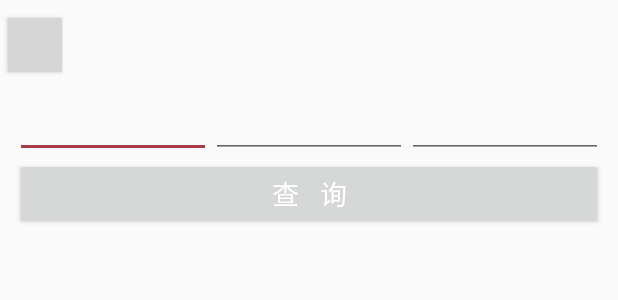
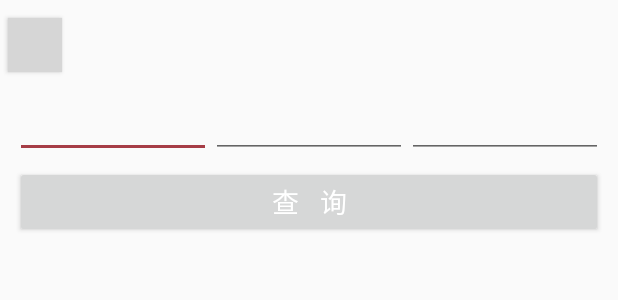
Before and after one commit to tongbie/Tools, an Android app: the layout weather.xml on its own in the app's theme, with its tools: preview values and no code run, on a phone screen of 412 x 824 dp. Shown: the top 300 px of the screen. Run offline under Robolectric (Android 15) with nearby library versions, the phone set to English and light mode, and no system bars; plain views replace ActionProcessButton; grey boxes are pictures that could not be loaded.

Commit message:
2017/9/23 0:05

```diff
--- /dev/null
+++ b/app/src/main/res/drawable/circularbead.xml
@@ -0,0 +1,5 @@
+<?xml version="1.0" encoding="utf-8"?>
+<shape xmlns:android="http://schemas.android.com/apk/res/android">
+    <corners android:radius="8dp" />
+    <solid android:color="#5ac7f8" />
+</shape>
--- a/app/src/main/res/layout/weather.xml
+++ b/app/src/main/res/layout/weather.xml
@@ -41,35 +41,47 @@
     </LinearLayout>
 
 
-
     <com.dd.processbutton.iml.ActionProcessButton
         android:id="@+id/weather"
         android:layout_width="match_parent"
         android:layout_height="wrap_content"
-        android:text="查   询"
-        android:textSize="18dp"
-        android:textColor="#ffffff"
         android:layout_marginLeft="10dp"
         android:layout_marginRight="10dp"
+        android:layout_marginTop="5dp"
+        android:text="查   询"
+        android:textAllCaps="false"
+        android:textColor="#ffffff"
+        android:textSize="18dp"
         tools:pb_colorComplete="@color/green_complete"
         tools:pb_colorError="@color/red_error"
-        tools:pb_colorNormal="?colorPrimaryDark"
         tools:pb_colorPressed="#303e9f"
-        tools:pb_colorProgress="@color/purple_progress"
-        tools:pb_textComplete="1"
-        tools:pb_textError="2"
-        tools:pb_textProgress="3"/>
+        tools:pb_colorProgress="@color/purple_progress" />
 
-    <ScrollView
+    <TextView
+        android:id="@+id/textView"
         android:layout_width="match_parent"
-        android:layout_height="wrap_content"
-        android:layout_marginLeft="10dp"
-        android:layout_marginRight="10dp">
+        android:layout_height="wrap_content" />
 
-        <TextView
-            android:id="@+id/textView"
+    <!--<ScrollView-->
+        <!--android:layout_width="match_parent"-->
+        <!--android:layout_height="match_parent"-->
+        <!--android:layout_marginLeft="10dp"-->
+        <!--android:layout_marginRight="10dp">-->
+
+
+        <ListView
+            android:id="@+id/ListView"
             android:layout_width="match_parent"
-            android:layout_height="wrap_content" />
-    </ScrollView>
+            android:layout_height="match_parent"
+            android:layout_marginLeft="10dp"
+            android:layout_marginRight="10dp"
+            android:divider="@null"
+            android:dividerHeight="15dp"
+            android:scrollbarStyle="outsideOverlay">
+
+        </ListView>
+
+    <!--</ScrollView>-->
+
 
 </LinearLayout>
```
Also changed, not shown: app/src/main/java/com/example/myapplication/UI/GoogleCard.java (added, +33 -0 lines), app/src/main/java/com/example/myapplication/UI/GoogleCardAdapter.java (added, +59 -0 lines), app/src/main/res/layout/google_card_adapter.xml (added, +23 -0 lines).
